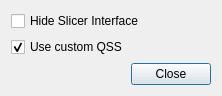
This is Modules/Scripted/Home/Resources/UI/Settings.ui in eracle23/rs as Qt 5 draws it before an edit. The edited form follows.
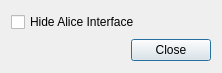
This is the edited form.

Commit message:
refactor(modules): Home — remove custom QSS and follow global theme
- Drop SlicerCustomAppUtilities and per-module stylesheet application
- Remove CustomStyleCheckBox from Settings.ui and related toggle logic
- Stop forcing widget palette; inherit application palette for theme switching
- Remove Resources/Home.qss and resource registration from CMakeLists

Outcome: simpler module that cleanly follows app-wide Appearance settings.

What changed in the file:
```diff
--- a/Modules/Scripted/Home/Resources/UI/Settings.ui
+++ b/Modules/Scripted/Home/Resources/UI/Settings.ui
@@ -24,20 +24,11 @@
      </property>
     </widget>
    </item>
-   <item row="1" column="0">
-    <widget class="QCheckBox" name="CustomStyleCheckBox">
-     <property name="text">
-      <string>Use custom QSS</string>
-     </property>
-     <property name="checked">
-      <bool>true</bool>
-     </property>
-    </widget>
-   </item>
+   <!-- Removed: CustomStyleCheckBox (use custom QSS) to keep design minimal -->
    <item row="0" column="0">
     <widget class="QCheckBox" name="CustomUICheckBox">
      <property name="text">
-      <string>Hide Slicer Interface</string>
+      <string>Hide Alice Interface</string>
      </property>
      <property name="checked">
       <bool>false</bool>
```
The commit also changes 3 other files.
